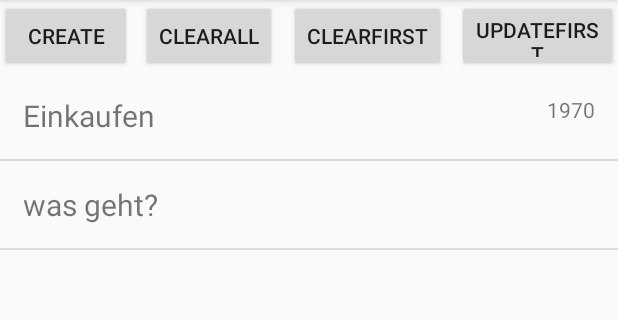
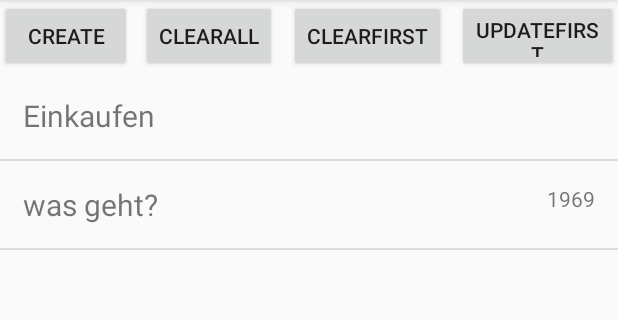
Before and after one commit to HakanAkkurt/To-Do-List, an Android app: the screen it shows after launch (MainActivity), after a tap on "CREATE", on a phone screen of 412 x 824 dp, the part 84-404 px from its top. Run offline under Robolectric (Android 15) with nearby library versions, the phone set to English and light mode, and no system bars.

Commit message:
Initial Commit

```diff
--- a/app/src/main/java/hakan_akkurt_matthias_will/de/to_do_list/MainActivity.java
+++ b/app/src/main/java/hakan_akkurt_matthias_will/de/to_do_list/MainActivity.java
@@ -33,11 +33,7 @@ public class MainActivity extends AppCompatActivity
         implements NavigationView.OnNavigationItemSelectedListener {
 
     private ListView listView;
-    private List<ToDo> dataSource;
     private ToDoOverviewListAdapter adapter;
-
-
-
 
 
     @Override
@@ -56,9 +52,8 @@ public class MainActivity extends AppCompatActivity
         Button updateFirst = (Button) findViewById(R.id.updateFirst);
 
 
-        this.dataSource = TodoDatabase.getInstance(this).readAllToDos();
 
-        this.adapter = new ToDoOverviewListAdapter(this, dataSource);
+        this.adapter = new ToDoOverviewListAdapter(this, TodoDatabase.getInstance(this).getAllTodosAsCursor());
         this.listView.setAdapter(adapter);
         this.listView.setOnItemClickListener(new AdapterView.OnItemClickListener() {
             @Override
@@ -100,9 +95,10 @@ public class MainActivity extends AppCompatActivity
             clearFirst.setOnClickListener(new View.OnClickListener() {
                 @Override
                 public void onClick(final View view) {
-                    if(dataSource.size() > 0){
-                        TodoDatabase database = TodoDatabase.getInstance(MainActivity.this);
-                        database.deleteToDo(dataSource.get(0));
+                    TodoDatabase database = TodoDatabase.getInstance(MainActivity.this);
+                    ToDo first = database.getFirstTodo();
+                    if(first != null){
+                        database.deleteToDo(first);
                         refreshListView();
                     }
 
@@ -114,11 +110,12 @@ public class MainActivity extends AppCompatActivity
             updateFirst.setOnClickListener(new View.OnClickListener() {
                 @Override
                 public void onClick(final View view) {
-                    if(dataSource.size() > 0){
-                        TodoDatabase database = TodoDatabase.getInstance(MainActivity.this);
+                    TodoDatabase database = TodoDatabase.getInstance(MainActivity.this);
+                    ToDo first = database.getFirstTodo();
+                    if(first != null){
                         Random r = new Random();
-                        dataSource.get(0).setName(String.valueOf(r.nextInt()));
-                        database.updateToDo(dataSource.get(0));
+                        first.setName(String.valueOf(r.nextInt()));
+                        database.updateToDo(first);
                         refreshListView();
 
 
@@ -159,9 +156,7 @@ public class MainActivity extends AppCompatActivity
     }
 
     private void refreshListView(){
-        dataSource.clear();
-        dataSource.addAll(TodoDatabase.getInstance(this).readAllToDos());
-        adapter.notifyDataSetChanged();
+        adapter.changeCursor(TodoDatabase.getInstance(this).getAllTodosAsCursor());
 
     }
     @Override
--- a/app/src/main/java/hakan_akkurt_matthias_will/de/to_do_list/adapter/listview/ToDoOverviewListAdapter.java
+++ b/app/src/main/java/hakan_akkurt_matthias_will/de/to_do_list/adapter/listview/ToDoOverviewListAdapter.java
@@ -1,24 +1,55 @@
 package hakan_akkurt_matthias_will.de.to_do_list.adapter.listview;
 
 import android.content.Context;
+import android.database.Cursor;
 import android.support.annotation.NonNull;
 import android.view.LayoutInflater;
 import android.view.View;
 import android.view.ViewGroup;
 import android.widget.ArrayAdapter;
+import android.widget.CursorAdapter;
 import android.widget.TextView;
 
 import java.util.Calendar;
 import java.util.List;
 
 import hakan_akkurt_matthias_will.de.to_do_list.R;
+import hakan_akkurt_matthias_will.de.to_do_list.database.TodoDatabase;
 import hakan_akkurt_matthias_will.de.to_do_list.model.ToDo;
 
 /**
  * Created by Hakan Akkurt on 13.01.2017.
  */
 
-public class ToDoOverviewListAdapter extends ArrayAdapter<ToDo> {
+public class ToDoOverviewListAdapter extends CursorAdapter {
+
+    public ToDoOverviewListAdapter(final  Context context, final Cursor cursor){
+        super(context, cursor, 0);
+    }
+
+    @Override
+    public View newView(final Context context, final Cursor cursor, final ViewGroup viewGroup) {
+        return LayoutInflater.from(context).inflate(R.layout.todo_overwiew_listitem, viewGroup, false);
+    }
+
+    @Override
+    public void bindView(final View view, final Context context, final Cursor cursor) {
+
+        ((TextView) view.findViewById(R.id.name)).setText(cursor.getString(cursor.getColumnIndex(TodoDatabase.NAME_COLUMN)));
+
+        TextView dueDate = (TextView) view.findViewById(R.id.dueDate);
+
+        if(cursor.isNull(cursor.getColumnIndex(TodoDatabase.DUEDATE_COLUMN))){
+            dueDate.setVisibility(View.GONE);
+        }else{
+            dueDate.setVisibility(View.VISIBLE);
+            Calendar calendar = Calendar.getInstance();
+            calendar.setTimeInMillis(cursor.getInt(cursor.getColumnIndex(TodoDatabase.DUEDATE_COLUMN)) * 1000);
+            dueDate.setText(String.valueOf(calendar.get(Calendar.YEAR)));
+        }
+    }
+
+    /*
     public ToDoOverviewListAdapter(Context context, List<ToDo> objects) {
         super(context, 0, objects);
     }
@@ -46,5 +77,5 @@ public class ToDoOverviewListAdapter extends ArrayAdapter<ToDo> {
         }
 
         return view;
-    }
+    }*/
 }
--- a/app/src/main/java/hakan_akkurt_matthias_will/de/to_do_list/database/TodoDatabase.java
+++ b/app/src/main/java/hakan_akkurt_matthias_will/de/to_do_list/database/TodoDatabase.java
@@ -23,9 +23,9 @@ public class TodoDatabase extends SQLiteOpenHelper {
     private static final int VERSION = 1;
     private static final String TABLE_NAME = "todos";
 
-    private static final String ID_COLUMN = "ID";
-    private static final String NAME_COLUMN = "name";
-    private static final String DUEDATE_COLUMN = "dueDate";
+    public static final String ID_COLUMN = "ID";
+    public static final String NAME_COLUMN = "name";
+    public static final String DUEDATE_COLUMN = "dueDate";
 
 
 
@@ -147,4 +147,17 @@ public class TodoDatabase extends SQLiteOpenHelper {
         database.close();
 
     }
+
+    public Cursor getAllTodosAsCursor(){
+        return this.getReadableDatabase().rawQuery("SELECT "+ ID_COLUMN + " as _id, " + NAME_COLUMN + "," + DUEDATE_COLUMN + " FROM " + TABLE_NAME, null);
+    }
+
+    public ToDo getFirstTodo(){
+        List<ToDo> todos = this.readAllToDos();
+
+        if(todos.size() > 0) {
+            return todos.get(0);
+        }
+        return null;
+    }
 }
```
